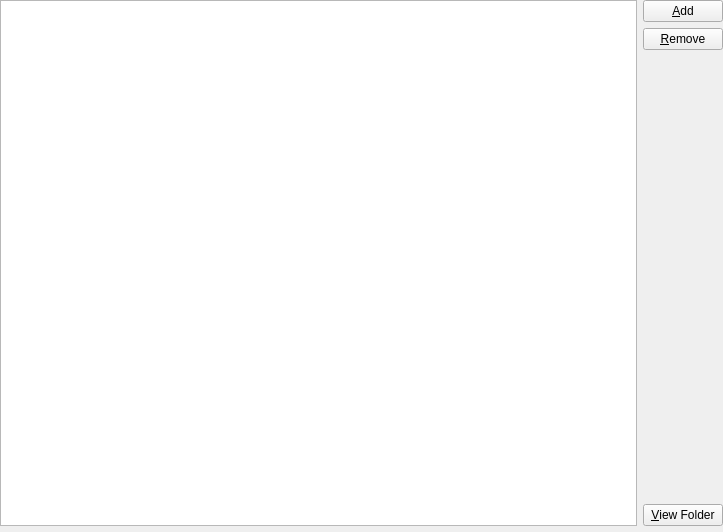
FreesmTeam/FreesmLauncher, file gui/pages/ModFolderPage.ui: the form before one commit.
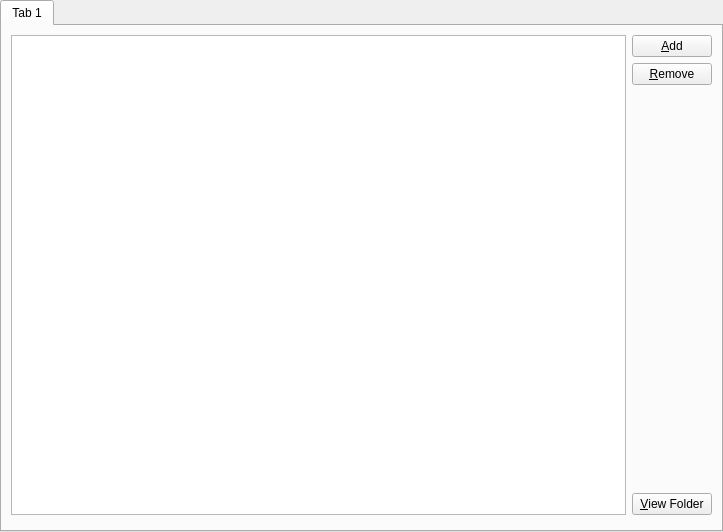
The form after the commit. Custom widgets are drawn as their Qt base class.

Commit message:
Unify look of all pages.
Now they have a QTabWidget with no tabs as a background.

Patch:
```diff
--- a/gui/pages/ModFolderPage.ui
+++ b/gui/pages/ModFolderPage.ui
@@ -13,7 +13,7 @@
   <property name="windowTitle">
    <string>Mods</string>
   </property>
-  <layout class="QVBoxLayout" name="verticalLayout_3">
+  <layout class="QVBoxLayout" name="verticalLayout">
    <property name="leftMargin">
     <number>0</number>
    </property>
@@ -27,10 +27,16 @@
     <number>0</number>
    </property>
    <item>
-    <layout class="QHBoxLayout" name="horizontalLayout">
-     <item>
-      <layout class="QVBoxLayout" name="verticalLayout">
-       <item>
+    <widget class="QTabWidget" name="tabWidget">
+     <property name="currentIndex">
+      <number>0</number>
+     </property>
+     <widget class="QWidget" name="tab">
+      <attribute name="title">
+       <string>Tab 1</string>
+      </attribute>
+      <layout class="QGridLayout" name="gridLayout">
+       <item row="0" column="0">
         <widget class="ModListView" name="modTreeView">
          <property name="sizePolicy">
           <sizepolicy hsizetype="Expanding" vsizetype="Expanding">
@@ -46,9 +52,7 @@
          </property>
         </widget>
        </item>
-      </layout>
-     </item>
-     <item>
+       <item row="0" column="1">
       <layout class="QVBoxLayout" name="verticalLayout_2">
        <item>
         <widget class="QPushButton" name="addModBtn">
@@ -86,9 +90,7 @@
        </item>
       </layout>
      </item>
-    </layout>
-   </item>
-   <item>
+       <item row="1" column="0" colspan="2">
     <widget class="MCModInfoFrame" name="frame">
      <property name="sizePolicy">
       <sizepolicy hsizetype="Preferred" vsizetype="Minimum">
@@ -96,6 +98,10 @@
        <verstretch>0</verstretch>
       </sizepolicy>
      </property>
+        </widget>
+       </item>
+      </layout>
+     </widget>
     </widget>
    </item>
   </layout>
```
Lines whose indentation alone changed are shown as unchanged. The commit also changes 13 other files.
